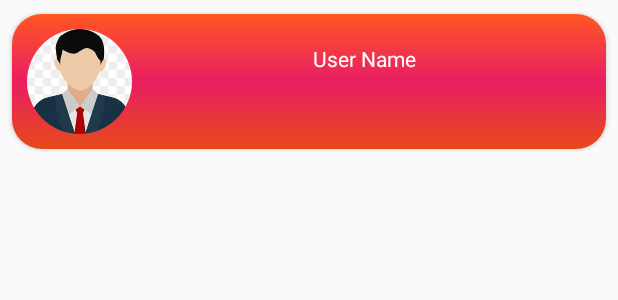
After one commit to MuzammalHussain007/NubilityAnimation, an Android app: the layout custom_user_comment.xml on its own in the app's theme, with its tools: preview values and no code run, on a phone screen of 412 x 824 dp. The commit adds this screen. Shown: the top 300 px of the screen. Run offline under Robolectric (Android 15) with nearby library versions, the phone set to English and light mode, and no system bars.

Commit message:
Socail media doing

```diff
--- a/app/build.gradle
+++ b/app/build.gradle
@@ -51,6 +51,9 @@ dependencies {
     implementation "androidx.recyclerview:recyclerview:1.1.0"
    // like button animation
     implementation 'com.jackandphantom.android:androidlikebutton:1.2.0'
+   // Firebase ui Dependency
+
+    implementation 'com.firebaseui:firebase-ui-database:6.3.0'
 
 
 
--- a/app/src/main/AndroidManifest.xml
+++ b/app/src/main/AndroidManifest.xml
@@ -19,7 +19,8 @@
         android:roundIcon="@mipmap/ic_launcher_round"
         android:supportsRtl="true"
         android:theme="@style/AppTheme">
-        <activity android:name=".FanArt.DisplayPostActivity"></activity>
+        <activity android:name=".FanArt.CommentActivity"></activity>
+        <activity android:name=".FanArt.DisplayPostActivity" />
         <activity android:name=".FanArt.CreatePostActivity" />
         <activity android:name=".Chat.GroupMessageActivity" />
         <activity android:name=".ProfileDetail.ProfileDetailsActivity" />
--- a/app/src/main/java/com/example/nubilityanimation/Constant/ConstantClass.java
+++ b/app/src/main/java/com/example/nubilityanimation/Constant/ConstantClass.java
@@ -1,4 +1,6 @@
 package com.example.nubilityanimation.Constant;
+
+import org.w3c.dom.Comment;
 
 public class ConstantClass {
     public static final String DATABSENAME = "User Information";
@@ -15,5 +17,6 @@ public class ConstantClass {
     public static final String USERPOSTIMAGE ="UserPostImage/" ;
     public static final String POSTREACTION ="UserPostReaction" ;
     public static final String MYPREFERENCE ="Preference" ;
+    public static final String USERCOMMENT ="User Comment";
     public static String postReaction="PostReaction";
 }
--- /dev/null
+++ b/app/src/main/res/layout/custom_user_comment.xml
@@ -0,0 +1,47 @@
+<?xml version="1.0" encoding="utf-8"?>
+<androidx.cardview.widget.CardView xmlns:android="http://schemas.android.com/apk/res/android"
+    android:layout_width="match_parent"
+    android:layout_height="wrap_content"
+    xmlns:app="http://schemas.android.com/apk/res-auto"
+    app:cardCornerRadius="20dp"
+    app:cardPreventCornerOverlap="true"
+    app:cardUseCompatPadding="true">
+    <RelativeLayout
+        android:layout_width="match_parent"
+        android:layout_height="wrap_content"
+        android:background="@drawable/grandient_layout"
+        >
+        <de.hdodenhof.circleimageview.CircleImageView
+            android:layout_width="70dp"
+            android:layout_height="70dp"
+            android:src="@drawable/user"
+            android:id="@+id/user_comment_id"
+            android:layout_margin="10dp"/>
+
+        <TextView
+            android:layout_width="250dp"
+            android:layout_height="25dp"
+            android:layout_marginLeft="110dp"
+            android:layout_marginTop="20dp"
+            android:text="User Name"
+            android:id="@+id/user_comment_user_name"
+            android:textColor="@color/colorwhite"
+            android:textAlignment="center"
+            android:gravity="center_horizontal" />
+
+        <TextView
+            android:layout_width="250dp"
+            android:layout_height="25dp"
+            android:textColor="@color/colorwhite"
+            android:id="@+id/comment_user_text"
+            android:layout_below="@id/user_comment_user_name"
+            android:layout_marginLeft="110dp"
+            android:text=""
+            android:layout_marginTop="15dp"/>
+
+
+
+    </RelativeLayout>
+
+
+</androidx.cardview.widget.CardView>
```
Also changed, not shown: app/src/main/java/com/example/nubilityanimation/Adapter/CommentAdapter.java (added, +67 -0 lines), app/src/main/java/com/example/nubilityanimation/Adapter/PostAdapter.java (+62 -27 lines), app/src/main/java/com/example/nubilityanimation/FanArt/CommentActivity.java (added, +120 -0 lines), app/src/main/java/com/example/nubilityanimation/FanArt/CreatePostActivity.java (+1 -14 lines), app/src/main/java/com/example/nubilityanimation/FanArt/DisplayPostActivity.java (+4 -3 lines), app/src/main/java/com/example/nubilityanimation/Modal/UserComment.java (added, +49 -0 lines), app/src/main/res/layout/activity_comment.xml (added, +39 -0 lines).
